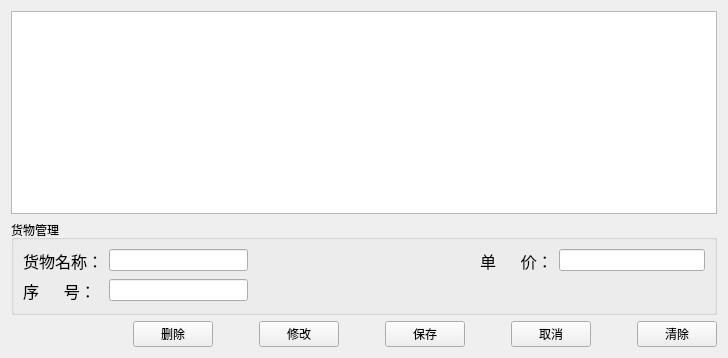
First picture: the form in ui/cargo_manage.ui, repository yuyan235813/balance_platform, before the edit.
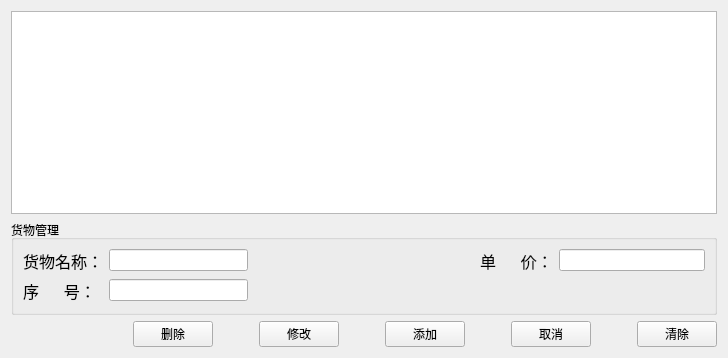
Second picture: the form after the edit.

What changed in the file:
```diff
--- a/ui/cargo_manage.ui
+++ b/ui/cargo_manage.ui
@@ -181,7 +181,7 @@
        <item>
         <widget class="QPushButton" name="savePushButton">
          <property name="text">
-          <string>保存</string>
+          <string>添加</string>
          </property>
         </widget>
        </item>
```
